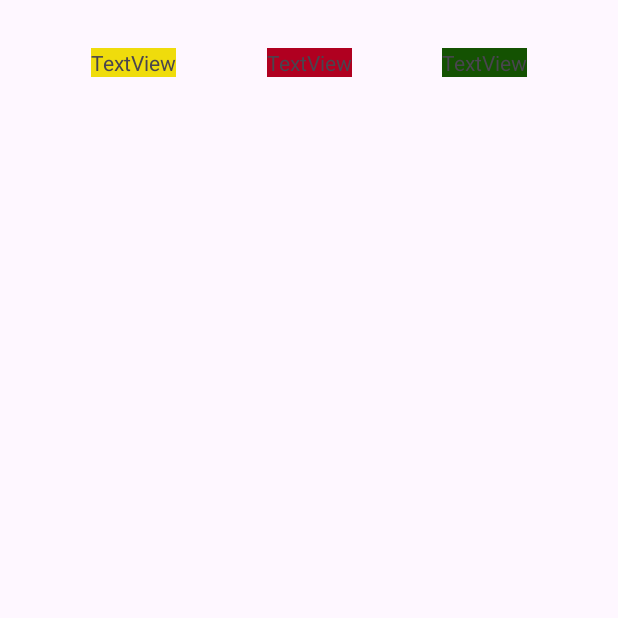
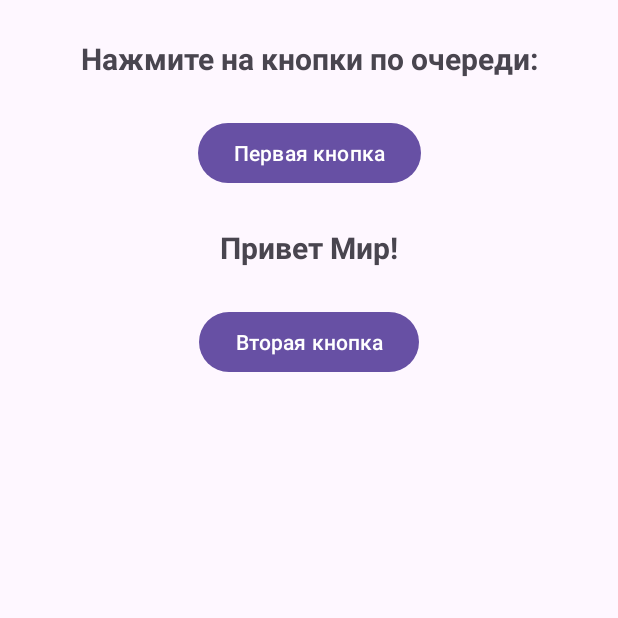
Before and after one commit to BlokadaVN/Android411, an Android app: the screen it shows after launch (MainActivity), on a phone screen of 412 x 824 dp, the top half of it. Run offline under Robolectric (Android 15) with nearby library versions, the phone set to English and light mode, and no system bars.

Commit message:
android 3

```diff
--- a/Android/app/src/main/java/com/example/first/MainActivity.java
+++ b/Android/app/src/main/java/com/example/first/MainActivity.java
@@ -1,6 +1,9 @@
 package com.example.first;
 
 import android.os.Bundle;
+import android.view.View;
+import android.widget.Button;
+import android.widget.TextView;
 
 import androidx.activity.EdgeToEdge;
 import androidx.appcompat.app.AppCompatActivity;
@@ -10,12 +13,64 @@ import androidx.core.view.WindowInsetsCompat;
 
 public class MainActivity extends AppCompatActivity {
 
+    // Создаем переменную.
+//    private TextView textSm;
+//    private Button secondBtn;
+
+    private TextView text;
+    private Button buttonOne;
+
     @Override
     protected void onCreate(Bundle savedInstanceState) {
         super.onCreate(savedInstanceState);
 //        setContentView(R.layout.activity_main);
 //        setContentView(R.layout.first_layout);
-        setContentView(R.layout.second_layout);
-//          setContentView(R.layout.dz_android_1);
+//        setContentView(R.layout.second_layout);
+//        setContentView(R.layout.dz_android_1);
+//        setContentView(R.layout.linear_layout_2);
+//        setContentView(R.layout.table_layout);
+//        setContentView(R.layout.frame_layout);
+//        setContentView(R.layout.scroll_view);
+//        setContentView(R.layout.button_panel);
+//        setContentView(R.layout.third_layout);
+        setContentView(R.layout.android_dz3_nenashev);
+
+//        // Получаем доступ к элементу
+//        textSm = findViewById(R.id.textSample);
+//        secondBtn = findViewById(R.id.secondBt);
+//
+//        secondBtn.setOnClickListener(new View.OnClickListener() {
+//            @Override
+//            public void onClick(View view) {
+//                textSm.setText("Новое приветствие!");
+//                textSm.setTextSize(40);
+//            }
+//        });
+
+        text = findViewById(R.id.textView1);
+        buttonOne = findViewById(R.id.button1);
+
+        buttonOne.setOnClickListener(new View.OnClickListener() {
+            @Override
+            public void onClick(View view) {
+                text.setText("Hello Java!");
+                text.setTextSize(20);
+            }
+        });
+        text = findViewById(R.id.textView2);
+        buttonOne = findViewById(R.id.button2);
+
+        buttonOne.setOnClickListener(new View.OnClickListener() {
+            @Override
+            public void onClick(View view) {
+                text.setText("Hello Android!");
+                text.setTextSize(20);
+            }
+        });
     }
+
+//    // Метод для вызова private TextView textSm;
+//    public void sayHello(View view) {
+//        textSm.setText("Привет!");
+//    }
 }
--- /dev/null
+++ b/Android/app/src/main/res/layout/android_dz3_nenashev.xml
@@ -0,0 +1,52 @@
+<?xml version="1.0" encoding="utf-8"?>
+<androidx.constraintlayout.widget.ConstraintLayout xmlns:android="http://schemas.android.com/apk/res/android"
+    xmlns:app="http://schemas.android.com/apk/res-auto"
+    xmlns:tools="http://schemas.android.com/tools"
+    android:layout_width="match_parent"
+    android:layout_height="match_parent">
+
+    <TextView
+        android:id="@+id/textView1"
+        android:layout_width="wrap_content"
+        android:layout_height="wrap_content"
+        android:layout_marginTop="25dp"
+        android:text="@string/text1"
+        android:textSize="20sp"
+        android:textStyle="bold"
+        app:layout_constraintEnd_toEndOf="parent"
+        app:layout_constraintStart_toStartOf="parent"
+        app:layout_constraintTop_toTopOf="parent" />
+
+    <Button
+        android:id="@+id/button1"
+        android:layout_width="wrap_content"
+        android:layout_height="wrap_content"
+        android:layout_marginTop="25dp"
+        android:text="@string/first_bt"
+        app:layout_constraintEnd_toEndOf="parent"
+        app:layout_constraintStart_toStartOf="parent"
+        app:layout_constraintTop_toBottomOf="@+id/textView1" />
+
+    <TextView
+        android:id="@+id/textView2"
+        android:layout_width="wrap_content"
+        android:layout_height="wrap_content"
+        android:layout_marginTop="25dp"
+        android:text="@string/text2"
+        android:textSize="20dp"
+        android:textStyle="bold"
+        app:layout_constraintEnd_toEndOf="parent"
+        app:layout_constraintStart_toStartOf="parent"
+        app:layout_constraintTop_toBottomOf="@+id/button1" />
+
+    <Button
+        android:id="@+id/button2"
+        android:layout_width="wrap_content"
+        android:layout_height="wrap_content"
+        android:layout_marginTop="25dp"
+        android:text="@string/second_bt"
+        app:layout_constraintEnd_toEndOf="parent"
+        app:layout_constraintStart_toStartOf="parent"
+        app:layout_constraintTop_toBottomOf="@+id/textView2" />
+
+</androidx.constraintlayout.widget.ConstraintLayout>
--- a/Android/app/src/main/res/layout/second_layout.xml
+++ b/Android/app/src/main/res/layout/second_layout.xml
@@ -34,38 +34,69 @@
 <!--        app:layout_constraintStart_toEndOf="@+id/textView"-->
 <!--        tools:layout_editor_absoluteY="162dp" />-->
 
+<!--    <TextView-->
+<!--        android:id="@+id/textView11"-->
+<!--        android:layout_width="wrap_content"-->
+<!--        android:layout_height="wrap_content"-->
+<!--        android:layout_marginTop="32dp"-->
+<!--        android:background="@color/design_default_color_error"-->
+<!--        android:text="TextView"-->
+<!--        app:layout_constraintHorizontal_bias="0.5"-->
+<!--        app:layout_constraintEnd_toStartOf="@+id/textView12"-->
+<!--        app:layout_constraintStart_toEndOf="@+id/textView13"-->
+<!--        app:layout_constraintTop_toTopOf="parent" />-->
+
+<!--    <TextView-->
+<!--        android:id="@+id/textView12"-->
+<!--        android:layout_width="wrap_content"-->
+<!--        android:layout_height="wrap_content"-->
+<!--        android:layout_marginTop="32dp"-->
+<!--        android:background="@color/first"-->
+<!--        android:text="TextView"-->
+<!--        app:layout_constraintStart_toEndOf="@id/textView11"-->
+<!--        app:layout_constraintEnd_toEndOf="parent"-->
+<!--        app:layout_constraintTop_toTopOf="parent" />-->
+
+<!--    <TextView-->
+<!--        android:id="@+id/textView13"-->
+<!--        android:layout_width="wrap_content"-->
+<!--        android:layout_height="wrap_content"-->
+<!--        android:layout_marginTop="32dp"-->
+<!--        android:background="@color/second"-->
+<!--        android:text="TextView"-->
+<!--        app:layout_constraintEnd_toStartOf="@id/textView11"-->
+<!--        app:layout_constraintHorizontal_chainStyle="spread"-->
+<!--        app:layout_constraintStart_toStartOf="parent"-->
+<!--        app:layout_constraintTop_toTopOf="parent" />-->
+
     <TextView
         android:id="@+id/textView11"
         android:layout_width="wrap_content"
         android:layout_height="wrap_content"
-        android:layout_marginTop="32dp"
         android:background="@color/design_default_color_error"
         android:text="TextView"
-        app:layout_constraintHorizontal_bias="0.5"
-        app:layout_constraintEnd_toStartOf="@+id/textView12"
-        app:layout_constraintStart_toEndOf="@+id/textView13"
-        app:layout_constraintTop_toTopOf="parent" />
+        app:layout_constraintBottom_toTopOf="@+id/textView12"
+        app:layout_constraintTop_toBottomOf="@+id/textView13"
+        tools:layout_editor_absoluteX="0dp" />
 
     <TextView
         android:id="@+id/textView12"
         android:layout_width="wrap_content"
         android:layout_height="wrap_content"
-        android:layout_marginTop="32dp"
         android:background="@color/first"
         android:text="TextView"
-        app:layout_constraintStart_toEndOf="@id/textView11"
-        app:layout_constraintEnd_toEndOf="parent"
-        app:layout_constraintTop_toTopOf="parent" />
+        app:layout_constraintTop_toBottomOf="@id/textView11"
+        app:layout_constraintBottom_toBottomOf="parent"
+        tools:layout_editor_absoluteX="0dp" />
 
     <TextView
         android:id="@+id/textView13"
         android:layout_width="wrap_content"
         android:layout_height="wrap_content"
-        android:layout_marginTop="32dp"
         android:background="@color/second"
         android:text="TextView"
-        app:layout_constraintEnd_toStartOf="@id/textView11"
-        app:layout_constraintHorizontal_chainStyle="spread"
-        app:layout_constraintStart_toStartOf="parent"
-        app:layout_constraintTop_toTopOf="parent" />
+        app:layout_constraintBottom_toTopOf="@id/textView11"
+        app:layout_constraintTop_toTopOf="parent"
+        app:layout_constraintVertical_chainStyle="spread"
+        tools:layout_editor_absoluteX="0dp" />
 </androidx.constraintlayout.widget.ConstraintLayout>
--- a/Android/app/src/main/res/values/strings.xml
+++ b/Android/app/src/main/res/values/strings.xml
@@ -1,4 +1,9 @@
 <resources>
     <string name="app_name">First</string>
     <string name="hello_world">Hello World!</string>
+    <string name="sample_text">Hello!!!</string>
+    <string name="first_bt">Первая кнопка</string>
+    <string name="second_bt">Вторая кнопка</string>
+    <string name="text1">Нажмите на кнопки по очереди:</string>
+    <string name="text2">Привет Мир!</string>
 </resources>
```
Also changed, not shown: Android/app/src/main/res/layout/button_panel.xml (added, +14 -0 lines), Android/app/src/main/res/layout/frame_layout.xml (added, +58 -0 lines), Android/app/src/main/res/layout/linear_layout_2.xml (added, +98 -0 lines), Android/app/src/main/res/layout/scroll_view.xml (added, +96 -0 lines), Android/app/src/main/res/layout/table_layout.xml (added, +102 -0 lines), Android/app/src/main/res/layout/third_layout.xml (added, +40 -0 lines), 1 other file.
